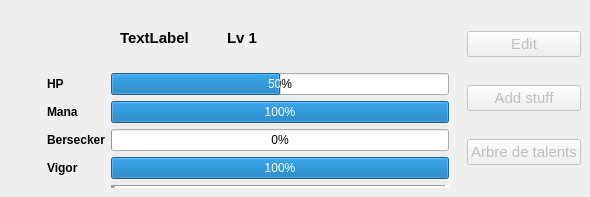
This is app/view/forms/heropanel.ui in r0nd0ud0u/qt-rpg as Qt 5 draws it before an edit. The edited form follows.
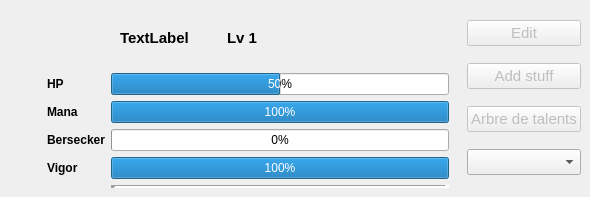
This is the edited form. Custom widgets are drawn as their Qt base class.

Commit message: add ours form to thalia

```diff
--- a/app/view/forms/heropanel.ui
+++ b/app/view/forms/heropanel.ui
@@ -351,6 +351,9 @@
            </property>
           </widget>
          </item>
+         <item>
+          <widget class="QComboBox" name="form_comboBox"/>
+         </item>
         </layout>
        </widget>
       </item>
```
The commit also changes 21 other files.
